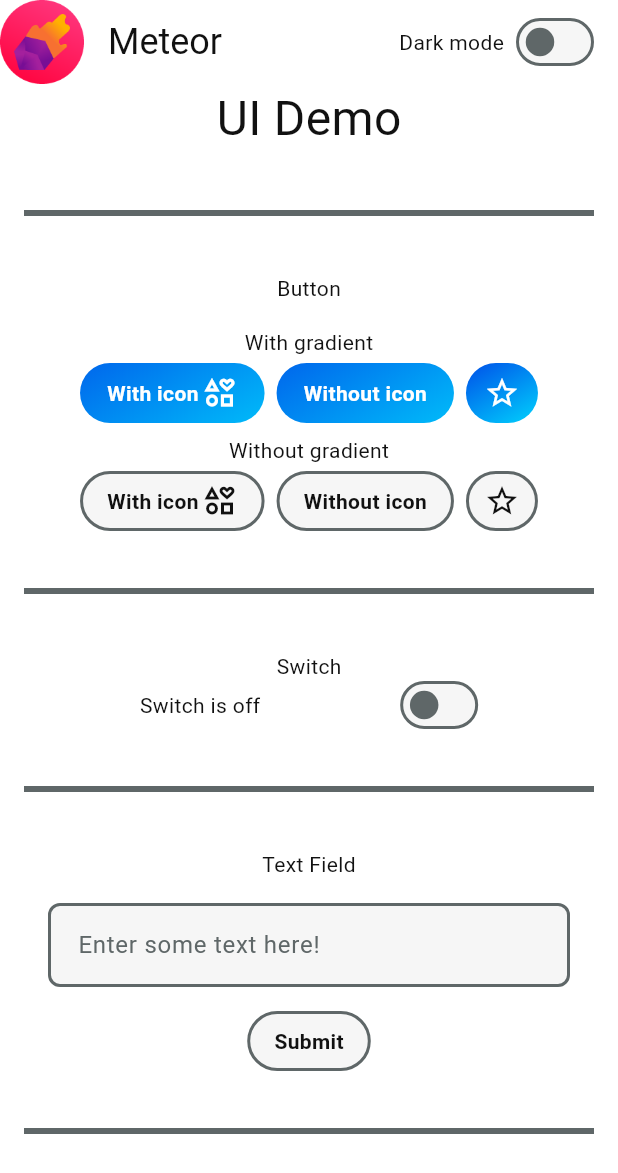
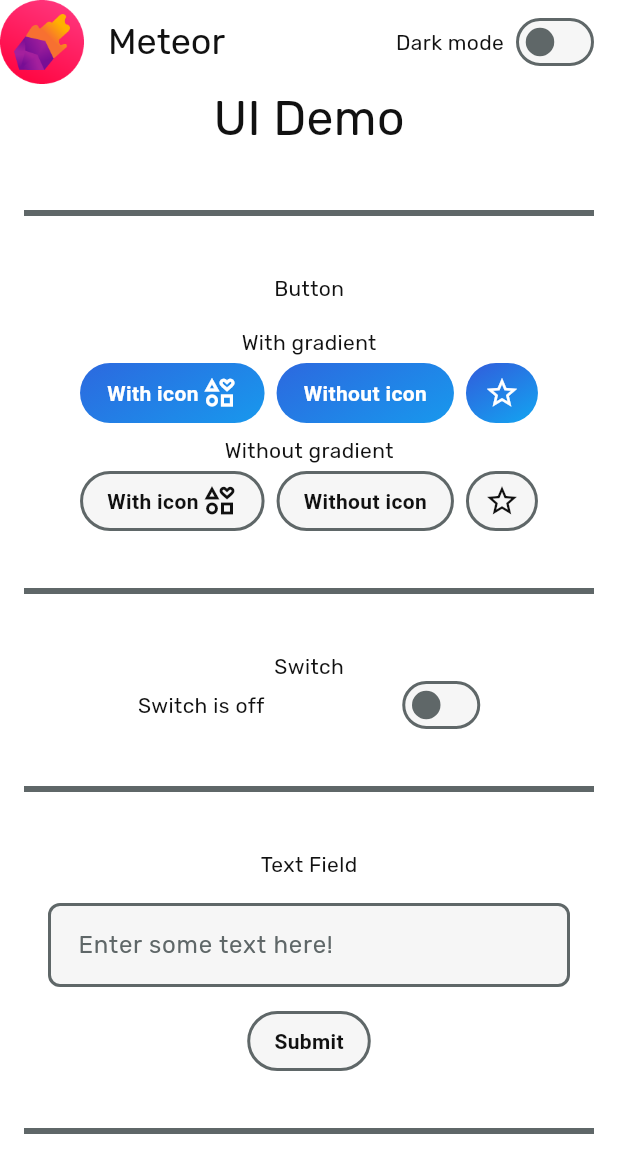
Before and after one commit to yash-ahir/meteor, a Flutter app: the screen it shows after launch, on a phone screen of 412 x 824 dp. Shown: the top 1173 px of the screen. Run offline on Flutter 3.47's test engine with Material 2 defaults, Android fonts, the phone set to English and light mode, and no system bars; our stand-ins replace easy_dynamic_theme, gradient_borders.

Commit message:
Modified primary gradient for light theme and set default font to Rubik.

```diff
--- a/lib/resources/meteor_theme.dart
+++ b/lib/resources/meteor_theme.dart
@@ -68,8 +68,8 @@ class MeteorTheme extends ThemeExtension<MeteorTheme> {
     primaryGradient: LinearGradient(
       transform: GradientRotation(pi / 3),
       colors: [
-        Color(0xFF005BEA),
-        Color(0xFF00C6FB),
+        Color(0xFF2F62DD),
+        Color(0xFF159FEF),
       ],
     ),
     errorGradient: LinearGradient(
@@ -92,6 +92,7 @@ class MeteorTheme extends ThemeExtension<MeteorTheme> {
     containerBackground: Color(0xFFF6F6F6),
     outline: Color(0xFF5F6768),
     textStyle: TextStyle(
+      fontFamily: "Rubik",
       color: Color(0xFF111111),
     ),
   );
@@ -121,9 +122,10 @@ class MeteorTheme extends ThemeExtension<MeteorTheme> {
       ],
     ),
     scaffoldBackground: Color(0xFF141414),
-    containerBackground: Color(0xFF1F1F1F),
-    outline: Color(0xFF6F797A),
+    containerBackground: Color(0xFF1E1E1E),
+    outline: Color(0xFF808080),
     textStyle: TextStyle(
+      fontFamily: "Rubik",
       color: Color(0xFFFBFBFB),
     ),
   );
```
